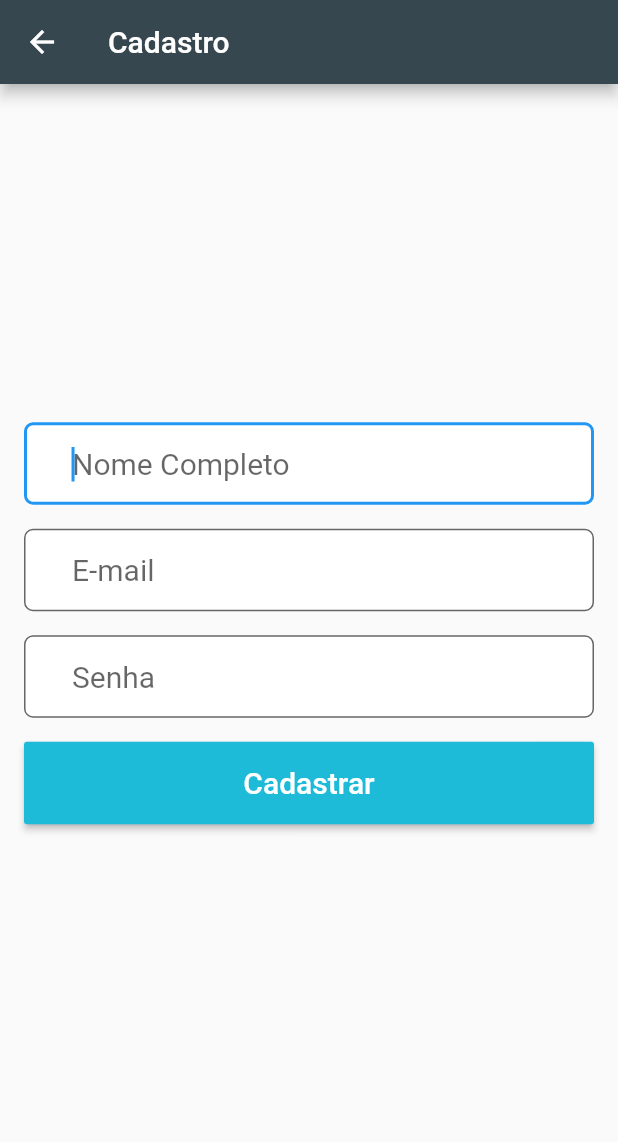
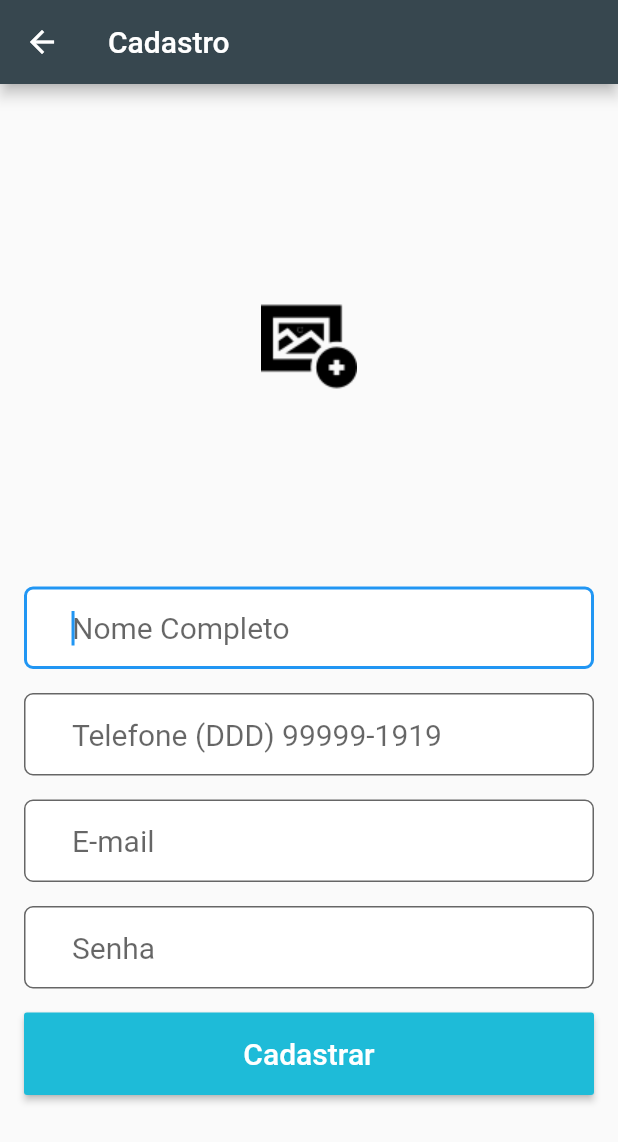
Before and after one commit to harrisonmk/alpha_car, a Flutter app: the Cadastro screen opened by its route, on a phone screen of 412 x 824 dp. Shown: the top 1142 px of the screen. Run offline on Flutter 3.47's test engine with Material 2 defaults, Android fonts, the phone set to English and light mode, and no system bars; our stand-ins replace cloud_firestore, firebase_auth, geolocator, google_maps_flutter, image_picker, mask_text_input_formatter; accounts and stored records are empty.

Commit message:
inserido tela para inserir informacoes de destino

```diff
--- a/lib/modelo/requisicao.dart
+++ b/lib/modelo/requisicao.dart
@@ -27,6 +27,7 @@ class Requisicao {
     Map<String,dynamic> dadosPassageiro = {
       "nome":this.passageiro.nome,
       "email": this.passageiro.email,
+      "telefone":this.passageiro.telefone,
       "tipoUsuario":this.passageiro.tipoUsuario,
       "idUsuario": this.passageiro.idUsuario,
       "latitude":this.passageiro.latitude,
--- a/lib/modelo/usuario.dart
+++ b/lib/modelo/usuario.dart
@@ -2,6 +2,7 @@ class Usuario {
 
   String _idUsuario;
   String _nome;
+  String _telefone;
   String _email;
   String _senha;
   String _tipoUsuario;
@@ -24,6 +25,7 @@ class Usuario {
   Map<String,dynamic> map = {
     "idUsuario":this.idUsuario,
     "nome":this.nome,
+    "telefone":this.telefone,
     "email":this.email,
     "tipoUsuario":this.tipoUsuario,
     "latitude":this.latitude,
@@ -75,5 +77,11 @@ class Usuario {
     _latitude = value;
   }
 
+  String get telefone => _telefone;
+
+  set telefone(String value) {
+    _telefone = value;
+  }
+
 
 }
--- a/lib/telas/cadastro.dart
+++ b/lib/telas/cadastro.dart
@@ -1,7 +1,11 @@
+import 'dart:io';
+
 import 'package:alpha_car/modelo/usuario.dart';
 import 'package:flutter/material.dart';
 import 'package:firebase_auth/firebase_auth.dart';
 import 'package:cloud_firestore/cloud_firestore.dart';
+import 'package:mask_text_input_formatter/mask_text_input_formatter.dart';
+import 'package:image_picker/image_picker.dart';
 
 class Cadastro extends StatefulWidget {
   @override
@@ -11,42 +15,76 @@ class Cadastro extends StatefulWidget {
 class _CadastroState extends State<Cadastro> {
 
   TextEditingController _controleNome = TextEditingController();
+  TextEditingController _controleTelefone = TextEditingController();
   TextEditingController _controleEmail = TextEditingController();
   TextEditingController _controlesenha = TextEditingController();
+  var maskFormatter = new MaskTextInputFormatter(mask: '(###) #####-####', filter: { "#": RegExp(r'[0-9]') });
 
 
-  bool _tipoUsuario = false;
+  //bool _tipoUsuario = false;
   String _mensagemErro = "";
+
+
+
+ File _imagem;
+ final picker = ImagePicker();
+
+
+  //metodo para pegar uma imagem da camera ou galeria | se for true pega imagem da camera se for false pega imagem da galeria
+ Future getImage(bool dacamera)async{
+
+   if (dacamera == true) { //da camera
+     final pickedFile = await picker.getImage(source: ImageSource.camera);
+     setState(() {
+       _imagem = File(pickedFile.path);
+     });
+   }else{
+
+     final pickedFile = await picker.getImage(source: ImageSource.gallery);
+     setState(() {
+       _imagem = File(pickedFile.path);
+     });
+   }
+
+ }
+
+ verificaImagemVazia(){
+   _imagem == null ? Icons.add_a_photo : Image.file(_imagem);
+ }
+
 
   _validarCampos(){
 
     //Recuperar dados dos campos
     String nome = _controleNome.text;
+    String telefone = _controleTelefone.text;
     String email = _controleEmail.text;
     String senha = _controlesenha.text;
 
     //validar campos
     if(nome.isNotEmpty){
-      if(email.isNotEmpty && email.contains("@")){
-        if(senha.isNotEmpty && senha.length > 6){
-
+      if(telefone.isNotEmpty && telefone.length >=15) {
+        if (email.isNotEmpty && email.contains("@")) {
+          if (senha.isNotEmpty && senha.length > 6) {
             Usuario usuario = Usuario();
             usuario.nome = nome;
+            usuario.telefone = telefone;
             usuario.email = email;
             usuario.senha = senha;
             //usuario.tipoUsuario = usuario.verificaTipoUsuario(_tipoUsuario);
 
             _cadastrarUsuario(usuario);
-        }else{
+          } else {
             _mensagemErro = "Preencha a senha digite mais de 6 letras";
           }
-
-      }else{
+        } else {
           setState(() {
             _mensagemErro = "Preencha o E-mail valido";
           });
         }
-
+      }else{
+        _mensagemErro = "Preencha seu Telefone";
+      }
 
     }else{
       setState(() {
@@ -96,12 +134,66 @@ class _CadastroState extends State<Cadastro> {
       ),
       body: Container(
 
+
         padding: EdgeInsets.all(16),
         child: Center(
           child: SingleChildScrollView(
             child: Column(
+
               crossAxisAlignment: CrossAxisAlignment.stretch,
-              children: <Widget>[ //vai o logo e as caixas de textos
+              children: <Widget>[    //vai o logo e as caixas de textos
+
+              Container(
+                margin: EdgeInsets.all(30),
+                height: 200,
+              child:
+               GestureDetector(
+
+                  onTap: (){
+                    getImage(false);
+                  },
+                  child: _imagem == null ? Image(image:AssetImage("imagens/ui.png"),height: 30,width: 20,) : Image.file(_imagem),
+               ),
+              ),
+
+               /* Container(
+                   margin: EdgeInsets.all(30),
+                   height: 200,
+                   child: _imagem == null ? Text("") : Image.file(_imagem),
+
+                 ),
+                FloatingActionButton(
+
+                  onPressed: (){
+                    getImage(false);
+                   },
+                  tooltip: 'Pick Image',
+                  child: Icon(Icons.add_a_photo),
+
+                ),*/
+
+
+              /*  Container(
+
+                  width: 400, //300
+                  height: 200,//100
+
+                  margin: EdgeInsets.only( // da uma margem de 30 do topo e 10 do texto
+                    top: 30,
+                    bottom: 10,
+
+                  ),
+                  decoration: BoxDecoration( //vai ficar a imagem da pessoa
+                    shape: BoxShape.circle,
+                    image: DecorationImage(
+                      image:AssetImage(
+                          "imagens/perfil.jpg"
+                      ),
+                    ),
+                  ),
+
+                ),*/
+               SizedBox(height: 30,),
                 TextField(
                   controller: _controleNome,
                   autofocus: true,
@@ -110,6 +202,23 @@ class _CadastroState extends State<Cadastro> {
                   decoration: InputDecoration(
                       contentPadding: EdgeInsets.fromLTRB(32, 16, 32, 16),
                       hintText: "Nome Completo",
+                      filled: true,
+                      fillColor: Colors.white,
+                      border: OutlineInputBorder(
+                          borderRadius: BorderRadius.circular(6)
+                      )
+                  ),
+                ),
+                SizedBox(height: 16,), //espacamento de 16 de altura
+                TextField(
+                  controller: _controleTelefone,
+                  inputFormatters: [maskFormatter],
+                  autofocus: true,
+                  keyboardType: TextInputType.phone,
+                  style: TextStyle(fontSize: 20),
+                  decoration: InputDecoration(
+                      contentPadding: EdgeInsets.fromLTRB(32, 16, 32, 16),
+                      hintText: "Telefone (DDD) 99999-1919",
                       filled: true,
                       fillColor: Colors.white,
                       border: OutlineInputBorder(
--- a/pubspec.yaml
+++ b/pubspec.yaml
@@ -35,6 +35,8 @@ dependencies:
   geolocator: ^5.3.2+2
   intl: ^0.16.1
   flutter_polyline_points: ^0.2.2
+  mask_text_input_formatter: ^1.0.7
+  image_picker: ^0.6.7+4
 
 dev_dependencies:
   flutter_test:
@@ -63,6 +65,8 @@ flutter:
     - imagens/destino.png
     - imagens/alfa-car.png
     - imagens/ALPHA-CAR.png
+    - imagens/perfil.jpg
+    - imagens/ui.png
 
   # An image asset can refer to one or more resolution-specific "variants", see
   # https://flutter.dev/assets-and-images/#resolution-aware.
```
Also changed, not shown: lib/telas/menu_sidebar.dart (added, +149 -0 lines), lib/telas/painel_passageiro.dart (+8 -2 lines), lib/telas/tela_informacoes_destino.dart (added, +173 -0 lines), lib/telas/tela_informacoes_local_usuario.dart (added, +9 -0 lines), imagens/perfil.jpg (added), imagens/ui.png (added), lib/main.dart (indentation only), pubspec.lock. Lines whose indentation alone changed are shown as unchanged.
